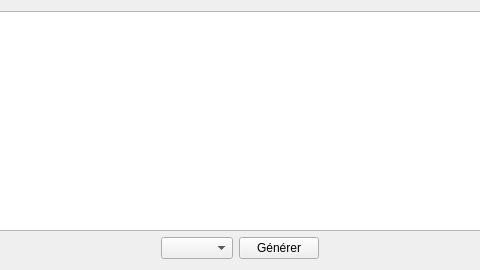
Above: mainwindow.ui from eviallet/ProceduralLevelGenerator before the change; both pictures show x 421 to 901 and y 0 to 270 of the 1322 by 270 pixel window. Below: the same form after it.
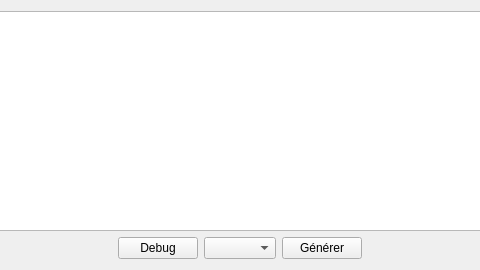
That is the form after the change.

What changed in the file:
```diff
--- a/mainwindow.ui
+++ b/mainwindow.ui
@@ -54,6 +54,13 @@
           </property>
          </spacer>
         </item>
+        <item>
+         <widget class="QPushButton" name="btn_debug">
+          <property name="text">
+           <string>Debug</string>
+          </property>
+         </widget>
+        </item>
         <item>
          <widget class="QComboBox" name="comboBox"/>
         </item>
```
